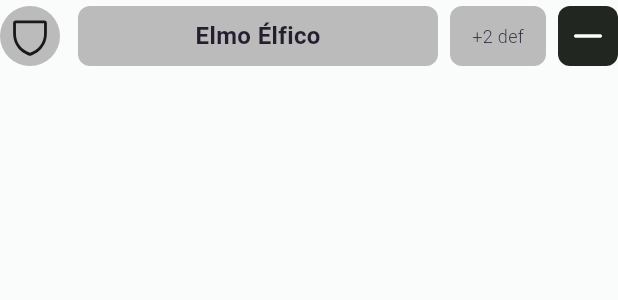
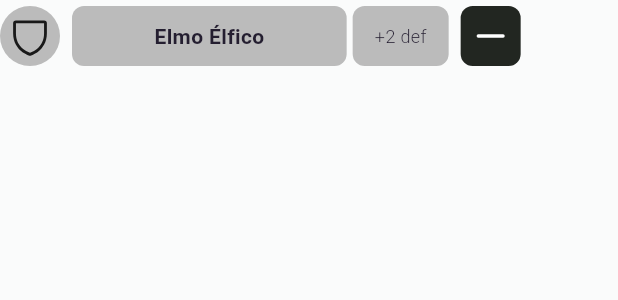
Before and after one commit to Ore-Software-Hub/char-vault, a Flutter app: the ItemComponent widget shown alone on an empty page, opened directly, on a phone screen of 412 x 824 dp. Shown: the top 300 px of the screen. Run offline on Flutter 3.47's test engine with Material 3 defaults, Android fonts, the phone set to English and light mode, and no system bars; our stand-ins replace curved_navigation_bar, phosphor_flutter, shared_preferences; accounts and stored records are empty.

Commit message:
corrigido espaçamento backpack

```diff
--- a/lib/pages/backpack/components/item_component.dart
+++ b/lib/pages/backpack/components/item_component.dart
@@ -39,9 +39,11 @@ class _ItemComponentState extends State<ItemComponent> {
             size: 30,
           ),
         ),
-        const SizedBox(width: 12), // Espaçamento entre icone e título
-        Container(
-          width: 240,
+        const SizedBox(width: 8), // Espaçamento entre icone e título
+        InkWell(
+          onTap: widget.onTap,
+          child: Container(
+            width: MediaQuery.of(context).size.width / 2.25,
             height: 40,
             padding: const EdgeInsets.only(left: 8, right: 8),
             alignment: Alignment.center,
@@ -56,11 +58,12 @@ class _ItemComponentState extends State<ItemComponent> {
               softWrap: false,
               style: const TextStyle(
                 fontWeight: FontWeight.bold,
-              fontSize: 16,
+                fontSize: 14,
               ),
             ),
           ),
-        const SizedBox(width: 8),
+        ),
+        const SizedBox(width: 4),
         widget.value != null
             ? Container(
                 height: 40,
```
Also changed, not shown: lib/pages/backpack/backpack_page.dart (+20 -16 lines). Lines whose indentation alone changed are shown as unchanged.
